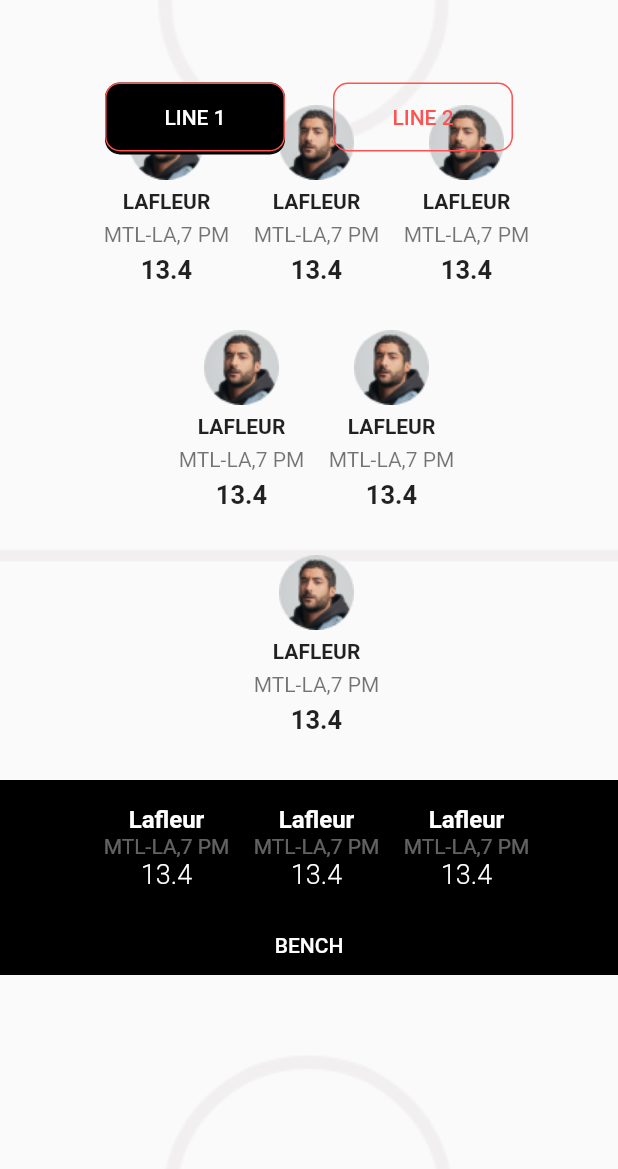
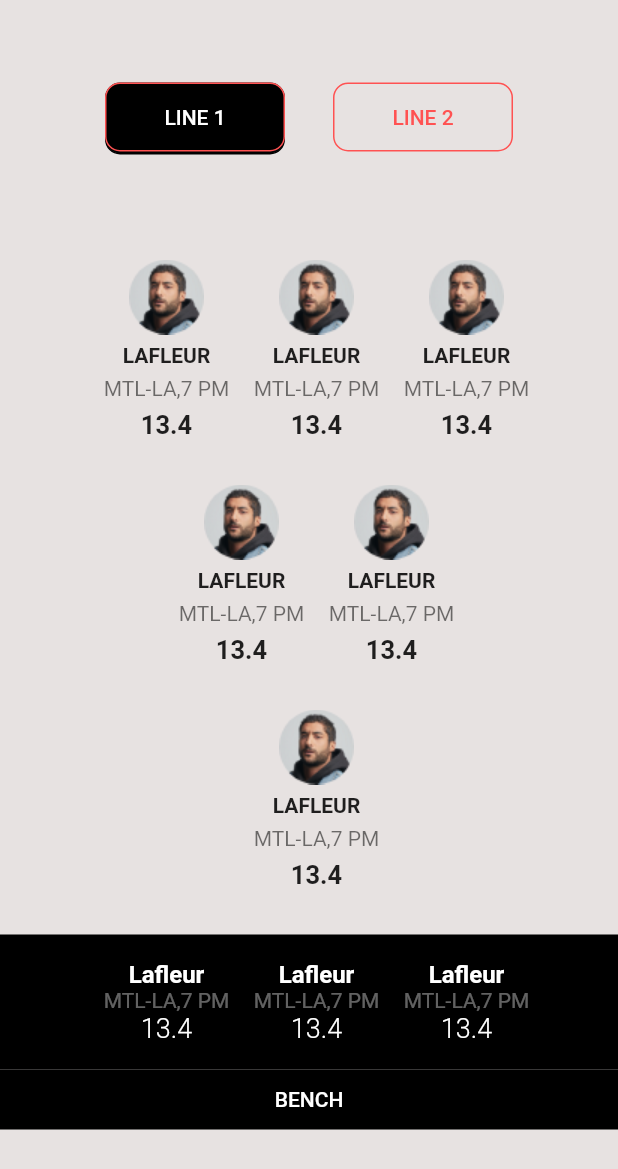
Before and after one commit to ldi-admin/fantasy_league, a Flutter app: the Field screen opened directly, on a phone screen of 412 x 824 dp. Shown: the top 1169 px of the screen. Run offline on Flutter 3.47's test engine with Material 2 defaults, Android fonts, the phone set to English and light mode, and no system bars; missing offline and left inert: solid_bottom_sheet.

Commit message:
Ninth Commit

```diff
--- a/lib/Team/Field.dart
+++ b/lib/Team/Field.dart
@@ -12,7 +12,7 @@ class _FieldState extends State<Field> {
   Widget build(BuildContext context) {
     return DefaultTabController(length: 2,
       child: Scaffold(
-        extendBodyBehindAppBar: true,
+
         appBar:  AppBar(
             toolbarHeight:55,
             automaticallyImplyLeading: false,
@@ -32,6 +32,7 @@ class _FieldState extends State<Field> {
             tabs: [
                 Tab(child: Container(
                   decoration: BoxDecoration(
+
                       borderRadius: BorderRadius.circular(10),
                       border: Border.all(color: Colors.redAccent)),
                         width:120,
--- a/lib/Team/Line 1.dart
+++ b/lib/Team/Line 1.dart
@@ -9,13 +9,10 @@ class _Line1State extends State<Line1> {
   @override
   Widget build(BuildContext context) {
     return Scaffold(
+      backgroundColor: Colors.transparent,
     body: Stack(
      children: [
-       Container(
-       decoration: BoxDecoration(
-           image: DecorationImage(image: AssetImage("Assests/Images/Field.png"),fit: BoxFit.cover)
-       )
-     ),
+
      SingleChildScrollView(
        child: Column(
         children: [
```
Also changed, not shown: 1 other file.
